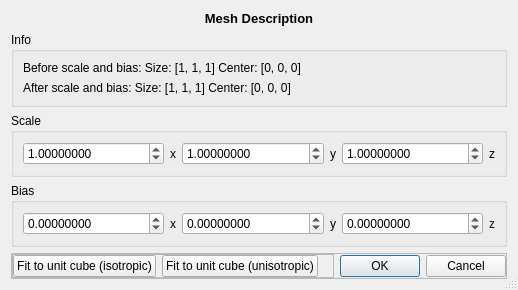
Before: the Qt Designer form ImageVis3D/UI/UI/ScaleAndBiasDlg.ui in SCIInstitute/ImageVis3D, drawn with Qt 5.
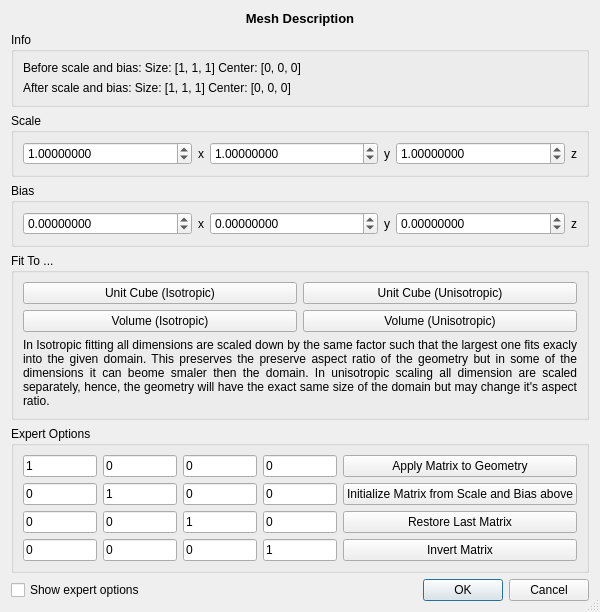
After: the same form once the commit is applied.

Commit message: added full transformation to scale and bias dialog (check expert settings to reveal)

The edit to the form file:
```diff
--- a/ImageVis3D/UI/UI/ScaleAndBiasDlg.ui
+++ b/ImageVis3D/UI/UI/ScaleAndBiasDlg.ui
@@ -9,8 +9,8 @@
    <rect>
     <x>0</x>
     <y>0</y>
-    <width>518</width>
-    <height>256</height>
+    <width>457</width>
+    <height>588</height>
    </rect>
   </property>
   <property name="contextMenuPolicy">
@@ -265,57 +265,538 @@
     </widget>
    </item>
    <item>
-    <widget class="QFrame" name="frame">
+    <widget class="QGroupBox" name="groupBox_Fit">
+     <property name="title">
+      <string>Fit To ...</string>
+     </property>
+     <layout class="QVBoxLayout" name="verticalLayout_3">
+      <item>
+       <widget class="QFrame" name="frame_4">
+        <property name="frameShape">
+         <enum>QFrame::NoFrame</enum>
+        </property>
+        <property name="frameShadow">
+         <enum>QFrame::Raised</enum>
+        </property>
+        <property name="lineWidth">
+         <number>0</number>
+        </property>
+        <layout class="QHBoxLayout" name="horizontalLayout_5">
+         <property name="margin">
+          <number>0</number>
+         </property>
+         <item>
+          <widget class="QPushButton" name="pushButton_ScalToFit1">
+           <property name="text">
+            <string>Unit Cube (Isotropic)</string>
+           </property>
+          </widget>
+         </item>
+         <item>
+          <widget class="QPushButton" name="pushButton_ScalToFit2">
+           <property name="text">
+            <string>Unit Cube (Unisotropic)</string>
+           </property>
+          </widget>
+         </item>
+        </layout>
+       </widget>
+      </item>
+      <item>
+       <widget class="QFrame" name="frame_3">
+        <property name="frameShape">
+         <enum>QFrame::NoFrame</enum>
+        </property>
+        <property name="frameShadow">
+         <enum>QFrame::Raised</enum>
+        </property>
+        <property name="lineWidth">
+         <number>0</number>
+        </property>
+        <layout class="QHBoxLayout" name="horizontalLayout_6">
+         <property name="margin">
+          <number>0</number>
+         </property>
+         <item>
+          <widget class="QPushButton" name="pushButton_ScaleToFit3">
+           <property name="text">
+            <string>Volume (Isotropic)</string>
+           </property>
+          </widget>
+         </item>
+         <item>
+          <widget class="QPushButton" name="pushButton_ScaleToFit4">
+           <property name="text">
+            <string>Volume (Unisotropic)</string>
+           </property>
+          </widget>
+         </item>
+        </layout>
+       </widget>
+      </item>
+      <item>
+       <widget class="QLabel" name="label_fittingExplanation">
+        <property name="sizePolicy">
+         <sizepolicy hsizetype="Minimum" vsizetype="Minimum">
+          <horstretch>0</horstretch>
+          <verstretch>0</verstretch>
+         </sizepolicy>
+        </property>
+        <property name="text">
+         <string>In Isotropic fitting all dimensions are scaled down by the same factor such that the largest one fits exacly into the given domain. This preserves the preserve aspect ratio of the geometry but in some of the dimensions it can beome smaler then the domain. In unisotropic scaling all dimension are scaled separately, hence, the geometry will have the exact same size of the domain but may change it's aspect ratio.</string>
+        </property>
+        <property name="alignment">
+         <set>Qt::AlignJustify|Qt::AlignVCenter</set>
+        </property>
+        <property name="wordWrap">
+         <bool>true</bool>
+        </property>
+       </widget>
+      </item>
+     </layout>
+    </widget>
+   </item>
+   <item>
+    <widget class="QGroupBox" name="groupBox_Expert">
+     <property name="title">
+      <string>Expert Options</string>
+     </property>
+     <layout class="QHBoxLayout" name="horizontalLayout_3">
+      <item>
+       <widget class="QFrame" name="frame">
+        <property name="sizePolicy">
+         <sizepolicy hsizetype="Minimum" vsizetype="Minimum">
+          <horstretch>0</horstretch>
+          <verstretch>0</verstretch>
+         </sizepolicy>
+        </property>
+        <property name="minimumSize">
+         <size>
+          <width>50</width>
+          <height>0</height>
+         </size>
+        </property>
+        <property name="frameShape">
+         <enum>QFrame::NoFrame</enum>
+        </property>
+        <property name="frameShadow">
+         <enum>QFrame::Raised</enum>
+        </property>
+        <property name="lineWidth">
+         <number>0</number>
+        </property>
+        <layout class="QGridLayout" name="gridLayout">
+         <property name="margin">
+          <number>0</number>
+         </property>
+         <item row="1" column="0">
+          <widget class="QLineEdit" name="lineEdit_m12">
+           <property name="sizePolicy">
+            <sizepolicy hsizetype="Minimum" vsizetype="Fixed">
+             <horstretch>0</horstretch>
+             <verstretch>0</verstretch>
+            </sizepolicy>
+           </property>
+           <property name="minimumSize">
+            <size>
+             <width>20</width>
+             <height>0</height>
+            </size>
+           </property>
+           <property name="text">
+            <string>0</string>
+           </property>
+          </widget>
+         </item>
+         <item row="2" column="0">
+          <widget class="QLineEdit" name="lineEdit_m13">
+           <property name="sizePolicy">
+            <sizepolicy hsizetype="Minimum" vsizetype="Fixed">
+             <horstretch>0</horstretch>
+             <verstretch>0</verstretch>
+            </sizepolicy>
+           </property>
+           <property name="minimumSize">
+            <size>
+             <width>20</width>
+             <height>0</height>
+            </size>
+           </property>
+           <property name="text">
+            <string>0</string>
+           </property>
+          </widget>
+         </item>
+         <item row="3" column="0">
+          <widget class="QLineEdit" name="lineEdit_m14">
+           <property name="sizePolicy">
+            <sizepolicy hsizetype="Minimum" vsizetype="Fixed">
+             <horstretch>0</horstretch>
+             <verstretch>0</verstretch>
+            </sizepolicy>
+           </property>
+           <property name="minimumSize">
+            <size>
+             <width>20</width>
+             <height>0</height>
+            </size>
+           </property>
+           <property name="text">
+            <string>0</string>
+           </property>
+          </widget>
+         </item>
+         <item row="0" column="0">
+          <widget class="QLineEdit" name="lineEdit_m11">
+           <property name="sizePolicy">
+            <sizepolicy hsizetype="Minimum" vsizetype="Fixed">
+             <horstretch>0</horstretch>
+             <verstretch>0</verstretch>
+            </sizepolicy>
+           </property>
+           <property name="minimumSize">
+            <size>
+             <width>20</width>
+             <height>0</height>
+            </size>
+           </property>
+           <property name="text">
+            <string>1</string>
+           </property>
+          </widget>
+         </item>
+         <item row="1" column="1">
+          <widget class="QLineEdit" name="lineEdit_m22">
+           <property name="sizePolicy">
+            <sizepolicy hsizetype="Minimum" vsizetype="Fixed">
+             <horstretch>0</horstretch>
+             <verstretch>0</verstretch>
+            </sizepolicy>
+           </property>
+           <property name="minimumSize">
+            <size>
+             <width>20</width>
+             <height>0</height>
+            </size>
+           </property>
+           <property name="text">
+            <string>1</string>
+           </property>
+          </widget>
+         </item>
+         <item row="1" column="2">
+          <widget class="QLineEdit" name="lineEdit_m32">
+           <property name="sizePolicy">
+            <sizepolicy hsizetype="Minimum" vsizetype="Fixed">
+             <horstretch>0</horstretch>
+             <verstretch>0</verstretch>
+            </sizepolicy>
+           </property>
+           <property name="minimumSize">
+            <size>
+             <width>20</width>
+             <height>0</height>
+            </size>
+           </property>
+           <property name="text">
+            <string>0</string>
+           </property>
+          </widget>
+         </item>
+         <item row="1" column="3">
+          <widget class="QLineEdit" name="lineEdit_m42">
+           <property name="sizePolicy">
+            <sizepolicy hsizetype="Minimum" vsizetype="Fixed">
+             <horstretch>0</horstretch>
+             <verstretch>0</verstretch>
+            </sizepolicy>
+           </property>
+           <property name="minimumSize">
+            <size>
+             <width>20</width>
+             <height>0</height>
+            </size>
+           </property>
+           <property name="inputMask">
+            <string/>
+           </property>
+           <property name="text">
+            <string>0</string>
+           </property>
+          </widget>
+         </item>
+         <item row="0" column="1">
+          <widget class="QLineEdit" name="lineEdit_m21">
+           <property name="sizePolicy">
+            <sizepolicy hsizetype="Minimum" vsizetype="Fixed">
+             <horstretch>0</horstretch>
+             <verstretch>0</verstretch>
+            </sizepolicy>
+           </property>
+           <property name="minimumSize">
+            <size>
+             <width>20</width>
+             <height>0</height>
+            </size>
+           </property>
+           <property name="text">
+            <string>0</string>
+           </property>
+          </widget>
+         </item>
+         <item row="2" column="1">
+          <widget class="QLineEdit" name="lineEdit_m23">
+           <property name="sizePolicy">
+            <sizepolicy hsizetype="Minimum" vsizetype="Fixed">
+             <horstretch>0</horstretch>
+             <verstretch>0</verstretch>
+            </sizepolicy>
+           </property>
+           <property name="minimumSize">
+            <size>
+             <width>20</width>
+             <height>0</height>
+            </size>
+           </property>
+           <property name="text">
+            <string>0</string>
+           </property>
+          </widget>
+         </item>
+         <item row="3" column="1">
+          <widget class="QLineEdit" name="lineEdit_m24">
+           <property name="sizePolicy">
+            <sizepolicy hsizetype="Minimum" vsizetype="Fixed">
+             <horstretch>0</horstretch>
+             <verstretch>0</verstretch>
+            </sizepolicy>
+           </property>
+           <property name="minimumSize">
+            <size>
+             <width>20</width>
+             <height>0</height>
+            </size>
+           </property>
+           <property name="text">
+            <string>0</string>
+           </property>
+          </widget>
+         </item>
+         <item row="0" column="2">
+          <widget class="QLineEdit" name="lineEdit_m31">
+           <property name="sizePolicy">
+            <sizepolicy hsizetype="Minimum" vsizetype="Fixed">
+             <horstretch>0</horstretch>
+             <verstretch>0</verstretch>
+            </sizepolicy>
+           </property>
+           <property name="minimumSize">
+            <size>
+             <width>20</width>
+             <height>0</height>
+            </size>
+           </property>
+           <property name="text">
+            <string>0</string>
+           </property>
+          </widget>
+         </item>
+         <item row="2" column="2">
+          <widget class="QLineEdit" name="lineEdit_m33">
+           <property name="sizePolicy">
+            <sizepolicy hsizetype="Minimum" vsizetype="Fixed">
+             <horstretch>0</horstretch>
+             <verstretch>0</verstretch>
+            </sizepolicy>
+           </property>
+           <property name="minimumSize">
+            <size>
+             <width>20</width>
+             <height>0</height>
+            </size>
+           </property>
+           <property name="text">
+            <string>1</string>
+           </property>
+          </widget>
+         </item>
+         <item row="3" column="2">
+          <widget class="QLineEdit" name="lineEdit_m34">
+           <property name="sizePolicy">
+            <sizepolicy hsizetype="Minimum" vsizetype="Fixed">
+             <horstretch>0</horstretch>
+             <verstretch>0</verstretch>
+            </sizepolicy>
+           </property>
+           <property name="minimumSize">
+            <size>
+             <width>20</width>
+             <height>0</height>
+            </size>
+           </property>
+           <property name="text">
+            <string>0</string>
+           </property>
+          </widget>
+         </item>
+         <item row="0" column="3">
+          <widget class="QLineEdit" name="lineEdit_m41">
+           <property name="sizePolicy">
+            <sizepolicy hsizetype="Minimum" vsizetype="Fixed">
+             <horstretch>0</horstretch>
+             <verstretch>0</verstretch>
+            </sizepolicy>
+           </property>
+           <property name="minimumSize">
+            <size>
+             <width>20</width>
+             <height>0</height>
+            </size>
+           </property>
+           <property name="text">
+            <string>0</string>
+           </property>
+          </widget>
+         </item>
+         <item row="2" column="3">
+          <widget class="QLineEdit" name="lineEdit_m43">
+           <property name="sizePolicy">
+            <sizepolicy hsizetype="Minimum" vsizetype="Fixed">
+             <horstretch>0</horstretch>
+             <verstretch>0</verstretch>
+            </sizepolicy>
+           </property>
+           <property name="minimumSize">
+            <size>
+             <width>20</width>
+             <height>0</height>
+            </size>
+           </property>
+           <property name="inputMask">
+            <string/>
+           </property>
+           <property name="text">
+            <string>0</string>
+           </property>
+          </widget>
+         </item>
+         <item row="3" column="3">
+          <widget class="QLineEdit" name="lineEdit_m44">
+           <property name="sizePolicy">
+            <sizepolicy hsizetype="Minimum" vsizetype="Fixed">
+             <horstretch>0</horstretch>
+             <verstretch>0</verstretch>
+            </sizepolicy>
+           </property>
+           <property name="minimumSize">
+            <size>
+             <width>20</width>
+             <height>0</height>
+            </size>
+           </property>
+           <property name="text">
+            <string>1</string>
+           </property>
+          </widget>
+         </item>
+        </layout>
+       </widget>
+      </item>
+      <item>
+       <spacer name="horizontalSpacer">
+        <property name="orientation">
+         <enum>Qt::Horizontal</enum>
+        </property>
+        <property name="sizeHint" stdset="0">
+         <size>
+          <width>40</width>
+          <height>20</height>
+         </size>
+        </property>
+       </spacer>
+      </item>
+      <item>
+       <widget class="QFrame" name="frame_2">
+        <property name="frameShape">
+         <enum>QFrame::NoFrame</enum>
+        </property>
+        <property name="frameShadow">
+         <enum>QFrame::Raised</enum>
+        </property>
+        <property name="lineWidth">
+         <number>0</number>
+        </property>
+        <layout class="QVBoxLayout" name="verticalLayout_4">
+         <property name="margin">
+          <number>0</number>
+         </property>
+         <item>
+          <widget class="QPushButton" name="pushButton_ApplyExpertMatrix">
+           <property name="text">
+            <string>Apply Matrix to Geometry</string>
+           </property>
+          </widget>
+         </item>
+         <item>
+          <widget class="QPushButton" name="pushButton_CopyFromAbove">
+           <property name="text">
+            <string>Initialize Matrix from Scale and Bias above</string>
+           </property>
+          </widget>
+         </item>
+         <item>
+          <spacer name="verticalSpacer">
+           <property name="orientation">
+            <enum>Qt::Vertical</enum>
+           </property>
+           <property name="sizeHint" stdset="0">
+            <size>
+             <width>20</width>
+             <height>40</height>
+            </size>
+           </property>
+          </spacer>
+         </item>
+         <item>
+          <widget class="QPushButton" name="pushButtonRestoreLast">
+           <property name="text">
+            <string>Restore Last Matrix</string>
+           </property>
+          </widget>
+         </item>
+         <item>
+          <widget class="QPushButton" name="pushButtonInvert">
+           <property name="text">
+            <string>Invert Matrix</string>
+           </property>
+          </widget>
+         </item>
+        </layout>
+       </widget>
+      </item>
+     </layout>
+    </widget>
+   </item>
+   <item>
+    <widget class="QFrame" name="frame_5">
      <property name="frameShape">
-      <enum>QFrame::StyledPanel</enum>
+      <enum>QFrame::NoFrame</enum>
      </property>
      <property name="frameShadow">
       <enum>QFrame::Raised</enum>
      </property>
-     <layout class="QHBoxLayout" name="horizontalLayout_3">
+     <property name="lineWidth">
+      <number>0</number>
+     </property>
+     <layout class="QHBoxLayout" name="horizontalLayout_4">
       <property name="margin">
        <number>0</number>
       </property>
       <item>
-       <widget class="QFrame" name="frame_2">
-        <property name="frameShape">
-         <enum>QFrame::StyledPanel</enum>
+       <widget class="QCheckBox" name="checkBoxShowExpert">
+        <property name="text">
+         <string>Show expert options</string>
         </property>
-        <property name="frameShadow">
-         <enum>QFrame::Raised</enum>
-        </property>
-        <layout class="QHBoxLayout" name="horizontalLayout_4">
-         <property name="margin">
-          <number>0</number>
-         </property>
-         <item>
-          <widget class="QPushButton" name="pushButton_ScalToFit1">
-           <property name="text">
-            <string>Fit to unit cube (isotropic)</string>
-           </property>
-          </widget>
-         </item>
-         <item>
-          <widget class="QPushButton" name="pushButton_ScalToFit2">
-           <property name="text">
-            <string>Fit to unit cube (unisotropic)</string>
-           </property>
-          </widget>
-         </item>
-         <item>
-          <spacer name="horizontalSpacer">
-           <property name="orientation">
-            <enum>Qt::Horizontal</enum>
-           </property>
-           <property name="sizeHint" stdset="0">
-            <size>
-             <width>40</width>
-             <height>20</height>
-            </size>
-           </property>
-          </spacer>
-         </item>
-        </layout>
        </widget>
       </item>
       <item>
```
Left out of the diff: 171 changed lines with no effect on the pictures. The commit also changes 7 other files.
